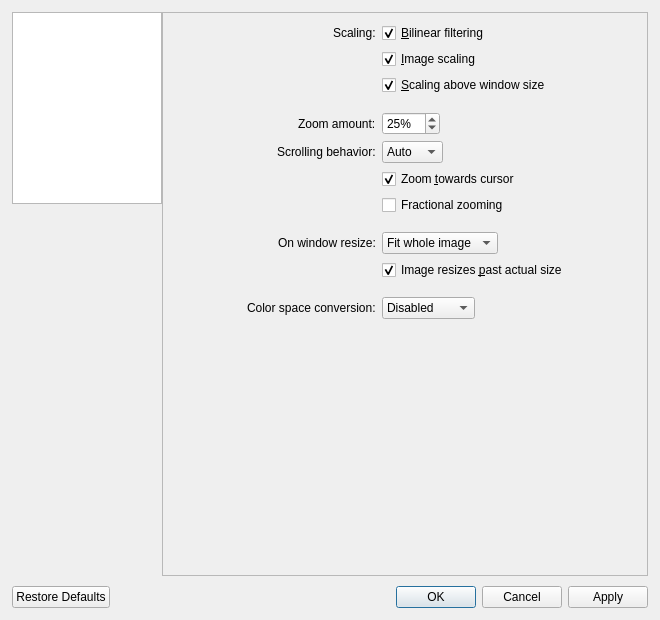
First picture: the form in src/qvoptionsdialog.ui, repository howareyouo/qView, before the edit.
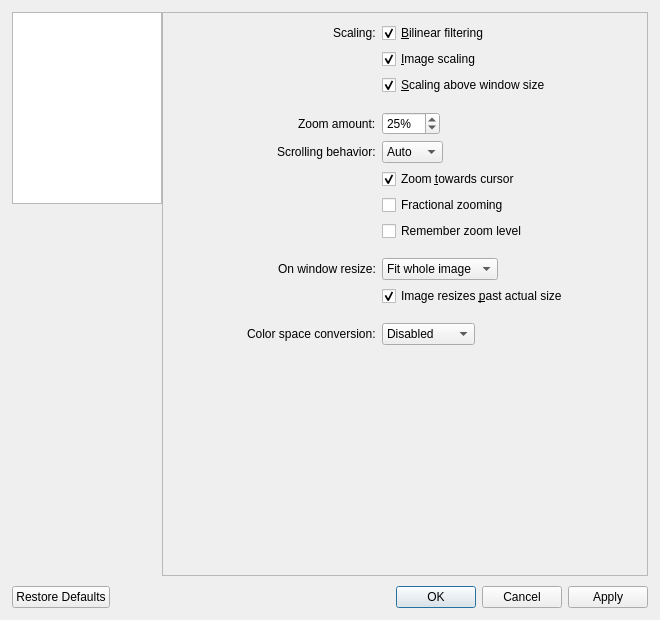
Second picture: the form after the edit. The open tabs and pages were chosen to show the change.

Commit message: feat: keep the zoom level when switching images

```diff
--- a/src/qvoptionsdialog.ui
+++ b/src/qvoptionsdialog.ui
@@ -596,6 +596,16 @@
            </widget>
           </item>
           <item row="8" column="1">
+           <widget class="QCheckBox" name="rememberZoomCheckbox">
+            <property name="toolTip">
+             <string>Keep the zoom level of the previous image when switching to another one</string>
+            </property>
+            <property name="text">
+             <string>Remember zoom level</string>
+            </property>
+           </widget>
+          </item>
+          <item row="9" column="1">
            <spacer name="horizontalSpacer">
             <property name="orientation">
              <enum>Qt::Horizontal</enum>
@@ -608,7 +618,7 @@
             </property>
            </spacer>
           </item>
-          <item row="9" column="0">
+          <item row="10" column="0">
            <widget class="QLabel" name="cropModeLabel">
             <property name="toolTip">
              <string>Ignores select sides of an image when fitting to window (some sides will extend beyond the window boundaries)</string>
@@ -618,7 +628,7 @@
             </property>
            </widget>
           </item>
-          <item row="9" column="1">
+          <item row="10" column="1">
            <widget class="QComboBox" name="cropModeComboBox">
             <property name="sizePolicy">
              <sizepolicy hsizetype="Preferred" vsizetype="Preferred">
@@ -646,7 +656,7 @@
             </item>
            </widget>
           </item>
-          <item row="10" column="1">
+          <item row="11" column="1">
            <widget class="QCheckBox" name="pastActualSizeCheckbox">
             <property name="toolTip">
              <string>Stop the image from going past its actual size when resizing the window - you can still zoom past it though</string>
@@ -659,7 +669,7 @@
             </property>
            </widget>
           </item>
-          <item row="11" column="1">
+          <item row="12" column="1">
            <spacer name="horizontalSpacer_9">
             <property name="orientation">
              <enum>Qt::Horizontal</enum>
@@ -672,14 +682,14 @@
             </property>
            </spacer>
           </item>
-          <item row="12" column="0">
+          <item row="13" column="0">
            <widget class="QLabel" name="colorSpaceConversionLabel">
             <property name="text">
              <string>Color space conversion:</string>
             </property>
            </widget>
           </item>
-          <item row="12" column="1">
+          <item row="13" column="1">
            <widget class="QComboBox" name="colorSpaceConversionComboBox">
             <property name="sizePolicy">
              <sizepolicy hsizetype="Preferred" vsizetype="Preferred">
```
The commit also changes 7 other files.
